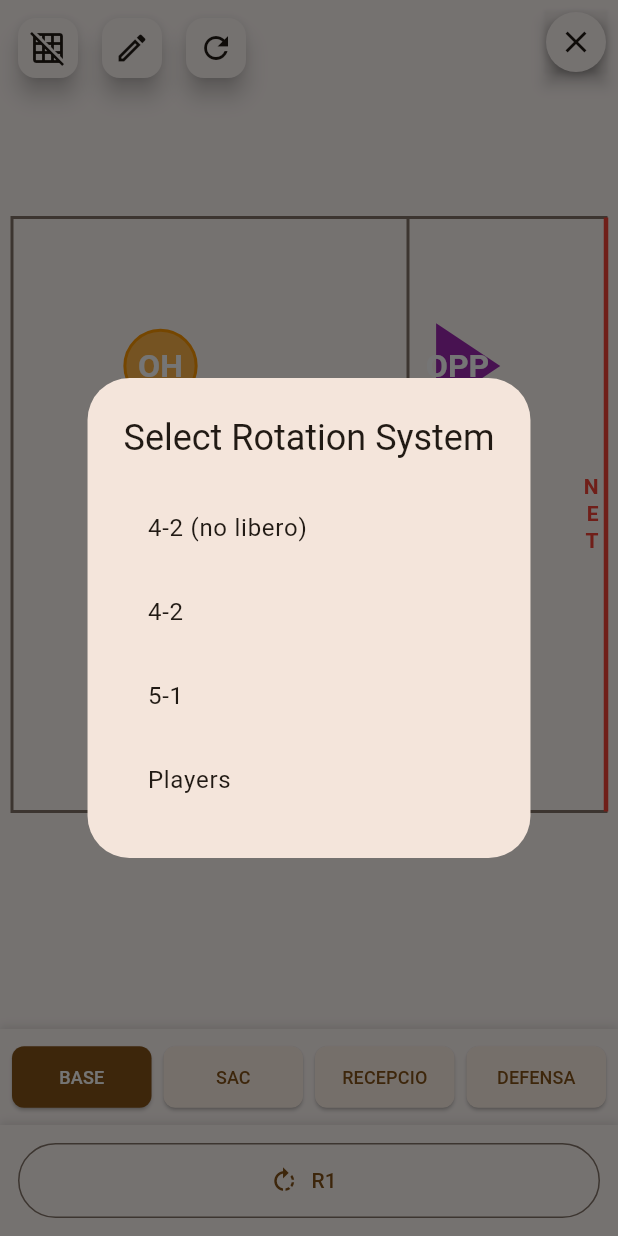
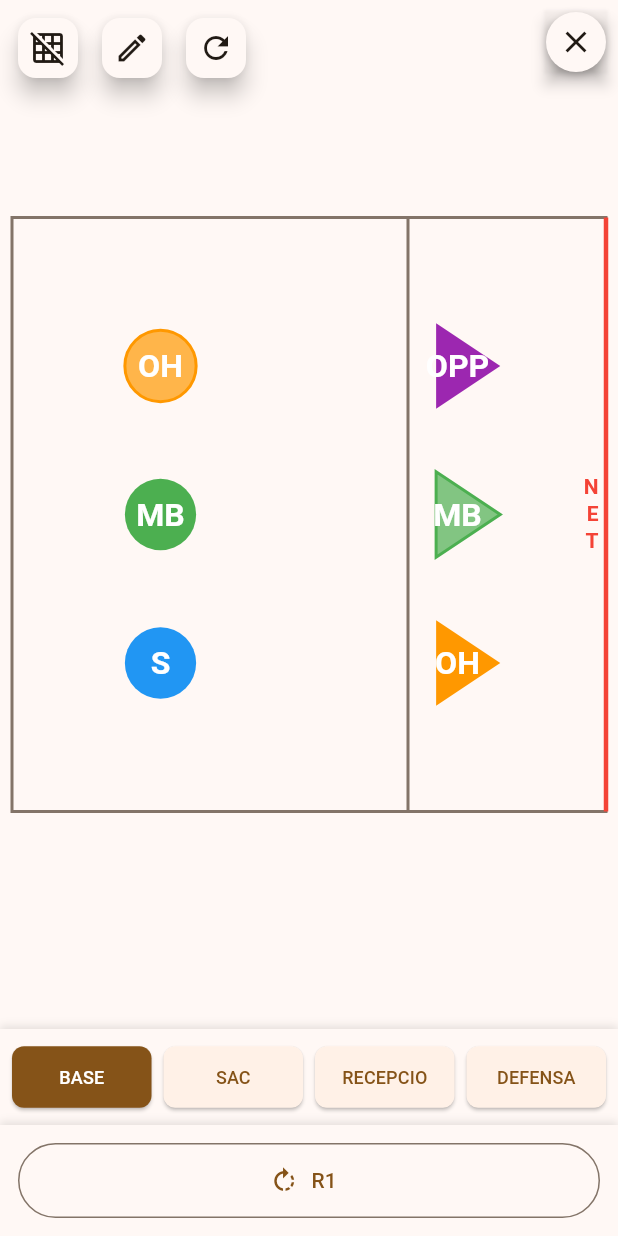
Before and after one commit to PauBenetPrat/volleyflow, a Flutter app: the RotationsPage screen opened by its route, on a phone screen of 412 x 824 dp. Run offline on Flutter 3.47's test engine with Material 3 defaults, Android fonts, the phone set to English and light mode, and no system bars; our stand-ins replace flutter_riverpod, go_router.

Commit message:
no-rev: Set default rotation system in RotationsPage to avoid dialog prompt when not selected

```diff
--- a/lib/features/rotations/presentation/pages/rotations_page.dart
+++ b/lib/features/rotations/presentation/pages/rotations_page.dart
@@ -104,10 +104,10 @@ class RotationsPage extends ConsumerWidget {
     final currentRotation = rotationState.rotation;
     final currentPhase = rotationState.phase;
 
-    // Show dialog to select rotation system if not selected
+    // Set default rotation system if not selected (don't show dialog)
     if (rotationState.rotationSystem == null) {
       WidgetsBinding.instance.addPostFrameCallback((_) {
-        _showRotationSystemDialog(context, ref, l10n, theme);
+        ref.read(rotationProvider.notifier).setRotationSystem('4-2-no-libero');
       });
     }
 
```
